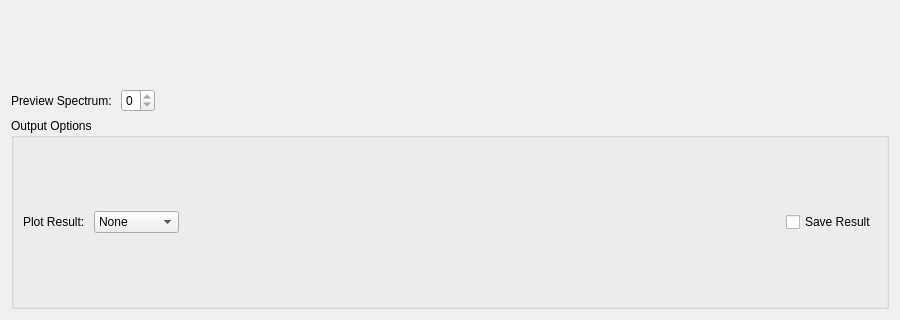
Before: the Qt Designer form MantidQt/CustomInterfaces/inc/MantidQtCustomInterfaces/Indirect/Quasi.ui in mantidproject/mantid, drawn with Qt 5; both pictures show x 0 to 900 and y 280 to 600 of the 900 by 600 pixel window.
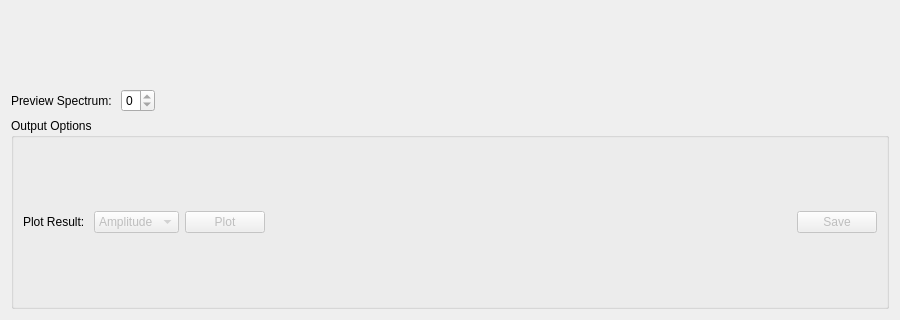
After: the same form once the commit is applied. Custom widgets are drawn as their Qt base class.

Patch:
```diff
--- a/MantidQt/CustomInterfaces/inc/MantidQtCustomInterfaces/Indirect/Quasi.ui
+++ b/MantidQt/CustomInterfaces/inc/MantidQtCustomInterfaces/Indirect/Quasi.ui
@@ -333,11 +333,9 @@
         </item>
         <item>
          <widget class="QComboBox" name="cbPlot">
-          <item>
-           <property name="text">
-            <string>None</string>
-           </property>
-          </item>
+          <property name="enabled">
+           <bool>false</bool>
+          </property>
           <item>
            <property name="text">
             <string>Amplitude</string>
@@ -365,6 +363,16 @@
           </item>
          </widget>
         </item>
+        <item>
+         <widget class="QPushButton" name="pbPlot">
+          <property name="enabled">
+           <bool>false</bool>
+          </property>
+          <property name="text">
+           <string>Plot</string>
+          </property>
+         </widget>
+        </item>
         <item>
          <spacer name="horizontalSpacer_18">
           <property name="orientation">
@@ -379,9 +387,12 @@
          </spacer>
         </item>
         <item>
-         <widget class="QCheckBox" name="chkSave">
+         <widget class="QPushButton" name="pbSave">
+          <property name="enabled">
+           <bool>false</bool>
+          </property>
           <property name="text">
-           <string>Save Result</string>
+           <string>Save</string>
           </property>
          </widget>
         </item>
```
Lines whose indentation alone changed are shown as unchanged.
